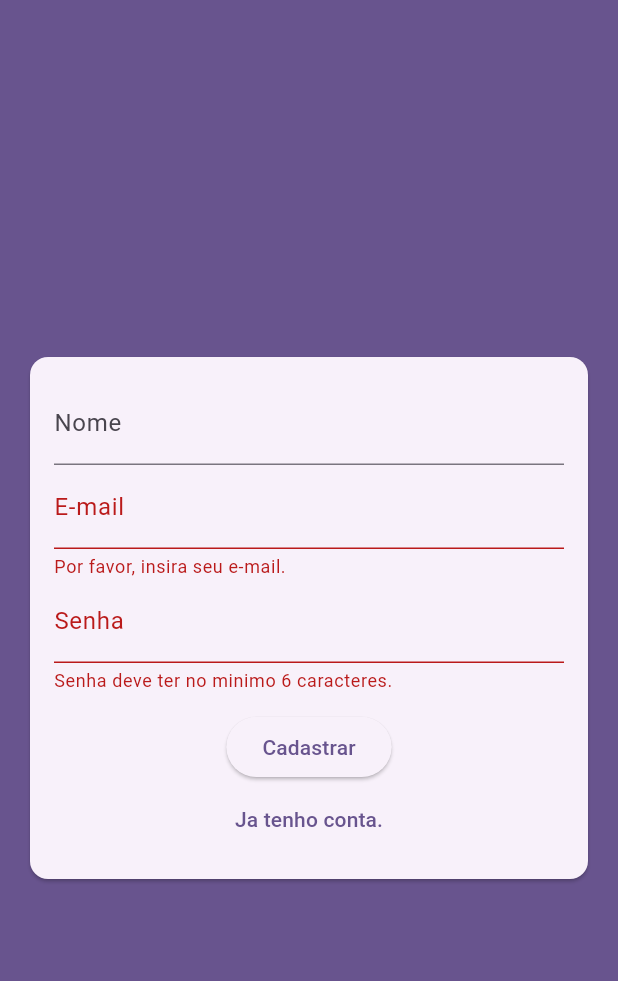
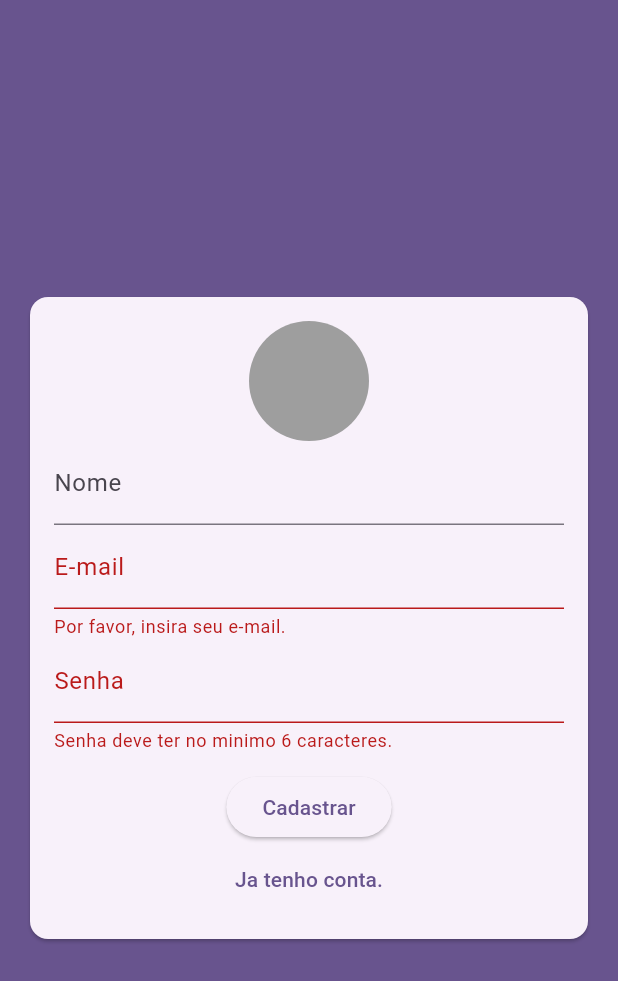
Before and after one commit to IagoMesquita/chat_flutter, a Flutter app: the screen it shows after launch, after a tap on "Entrar", after a tap on "Criar uma nova conta?", on a phone screen of 412 x 824 dp. Shown: the top 981 px of the screen. Run offline on Flutter 3.47's test engine with Material 3 defaults, Android fonts, the phone set to English and light mode, and no system bars.

Commit message:
feat: add circle image picker and toast validate image

```diff
--- a/lib/components/auth_form.dart
+++ b/lib/components/auth_form.dart
@@ -1,3 +1,6 @@
+import 'dart:io';
+
+import 'package:chat_2025/components/user_image_picker.dart';
 import 'package:chat_2025/model/auth_form_data.dart';
 import 'package:chat_2025/utils/validate_email.dart';
 import 'package:flutter/material.dart';
@@ -15,9 +18,24 @@ class _AuthFormState extends State<AuthForm> {
   final _formData = AuthFormData();
   final _formKey = GlobalKey<FormState>();
 
+  void _showError(String msg) {
+    ScaffoldMessenger.of(context).showSnackBar(SnackBar(
+      content: Text(msg),
+      backgroundColor: Theme.of(context).colorScheme.error,
+    ));
+  }
+
+  void _handleImagePicker(File image) {
+    _formData.image = image;
+  }
+
   void _submit() {
     final isValid = _formKey.currentState?.validate() ?? false;
     if (!isValid) return;
+
+    if (_formData.image == null && _formData.isSignup) {
+      _showError('Imagem nao selecionada!');
+    }
 
     widget.onSubmit(_formData);
   }
@@ -33,6 +51,10 @@ class _AuthFormState extends State<AuthForm> {
           key: _formKey,
           child: Column(
             children: [
+              if (_formData.isSignup)
+                UserImagePicker(
+                  onImagePick: _handleImagePicker,
+                ),
               if (_formData.isSignup)
                 TextFormField(
                   key: const ValueKey('name'),
--- /dev/null
+++ b/lib/components/user_image_picker.dart
@@ -0,0 +1,26 @@
+import 'dart:io';
+
+import 'package:flutter/material.dart';
+
+class UserImagePicker extends StatefulWidget {
+  final void Function(File image) onImagePick;
+
+  const UserImagePicker({super.key, required this.onImagePick});
+
+  @override
+  State<UserImagePicker> createState() => _UserImagePickerState();
+}
+
+class _UserImagePickerState extends State<UserImagePicker> {
+  @override
+  Widget build(BuildContext context) {
+    return const Column(
+      children: [
+        CircleAvatar(
+          radius: 40,
+          backgroundColor: Colors.grey,
+        )
+      ],
+    );
+  }
+}
```
